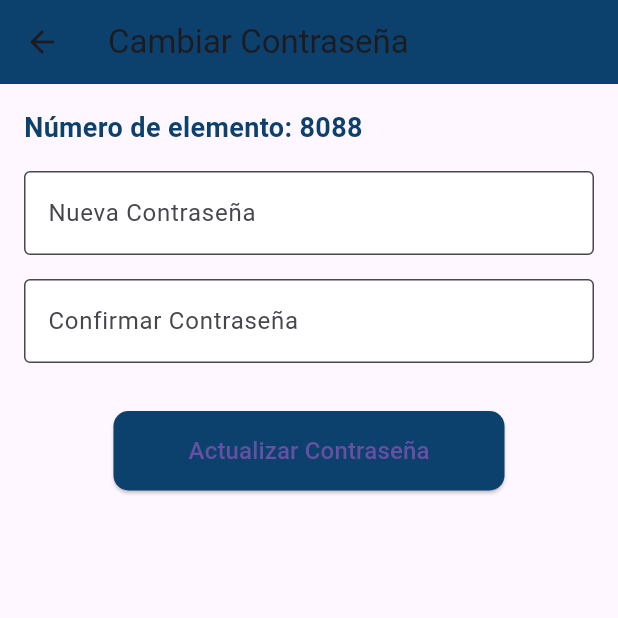
After one commit to ReplacedSpace17/Segucom_mobile_app, a Flutter app: the MenuScreen screen opened directly, item 2 of the bottom bar chosen, after a tap on "Cambiar Contraseña", on a phone screen of 412 x 824 dp, the top half of it. The commit adds this screen. Run offline on Flutter 3.47's test engine with Material 3 defaults, Android fonts, the phone set to English and light mode, and no system bars; our stand-ins replace device_info_plus, geolocator, image_picker, just_audio, permission_handler, shared_preferences and 2 more; missing offline and left inert: flutter_barcode_scanner, flutter_ffmpeg, flutter_sound, flutter_webrtc, flutter_webview_plugin; accounts and stored records are empty; network calls fail.

Commit message:
chore: Actualizar AndroidManifest.xml y Home_menu.dart

```diff
--- a/lib/main.dart
+++ b/lib/main.dart
@@ -1,5 +1,5 @@
 import 'package:flutter/material.dart';
-import 'screens/App.dart';
+
 import 'screens/Login/login_screen.dart';
 import 'screens/Register/register_screen.dart';
 import 'screens/Config/ScreenBackendConfig.dart';
--- a/lib/screens/Home/Home_menu.dart
+++ b/lib/screens/Home/Home_menu.dart
@@ -29,6 +29,10 @@ class _MenuScreenState extends State<MenuScreen> {
   String _tel = '';
   int _selectedIndex = 0;
 
+  //numero de consignas y boletines no leidos
+  int _numConsignas = 0;
+  int _numBoletines = 0;
+
   @override
   void initState() {
     super.initState();
@@ -38,6 +42,35 @@ class _MenuScreenState extends State<MenuScreen> {
     _loadNombre();
     _loadTelefono();
     _loadNumElemento();
+    //obtener notificaciones
+    //obtener notificaciones
+    _getNotifications();
+
+  }
+
+  Future<void> _getNotifications() async {
+    final SharedPreferences prefs = await SharedPreferences.getInstance();
+    String Numero_elemento = prefs.getString('NumeroElemento') ?? '';
+
+   final url = Uri.parse(
+          ConfigBackend.backendUrl + '/segucom/api/user/boletines/' + Numero_elemento);
+     //imprimir a consola la url
+      print(url);
+      final response = await http.get(
+        url,
+        headers: {'Content-Type': 'application/json'});
+      if (response.statusCode == 200) {
+        //obtener el cuerpo de la respuesta
+        final body = jsonDecode(response.body);
+        print(body);
+        //set a numConsignas y numBoletines
+        setState(() {
+          _numConsignas = body['Consignas'];
+          _numBoletines = body['Boletines'];
+        });
+      } else {
+        print('Error al enviar ubicación: ${response.statusCode}');
+      }
   }
 
   void _loadNombre() async {
@@ -52,6 +85,7 @@ class _MenuScreenState extends State<MenuScreen> {
     setState(() {
       _numElemento = prefs.getString('NumeroElemento') ?? '';
     });
+
   }
 
   void _loadTelefono() async {
@@ -152,20 +186,20 @@ class _MenuScreenState extends State<MenuScreen> {
         // Navegar a la pantalla de inicio si es necesario
         break;
       case 1:
-        Navigator.pushReplacement(
+        Navigator.push(
           context,
           MaterialPageRoute(builder: (context) => PerfilScreen()),
         );
         break;
       case 2:
-        Navigator.pushReplacement(
+        Navigator.push(
           context,
           MaterialPageRoute(builder: (context) => ChatListScreen()),
         );
         break;
       case 3:
         // Navegar a la pantalla de ajustes si es necesario
-        Navigator.pushReplacement(
+        Navigator.push(
           context,
           MaterialPageRoute(
               builder: (context) => WebViewScreen(
@@ -224,7 +258,7 @@ class _MenuScreenState extends State<MenuScreen> {
                   children: [
                     _buildMenuItem(
                       'Boletinaje',
-                      '',
+                      '$_numBoletines no leídos',
                       'lib/assets/icons/alertas.png',
                       Colors.blue,
                       'Descripción de boletinaje',
@@ -243,7 +277,7 @@ class _MenuScreenState extends State<MenuScreen> {
 
                     _buildMenuItem(
                       'Consignas',
-                      '',
+                      '$_numConsignas no leídas',
                       'lib/assets/icons/admin.png',
                       Colors.green,
                       'Descripción de consignas',
@@ -275,7 +309,7 @@ class _MenuScreenState extends State<MenuScreen> {
                             builder: (context) => WebViewScreen(
                               url:
                                   'https://www.segucom.mx/web/grid_INFORME_MOVIL/?xElemen=$_numElemento',
-                              title: 'QR',
+                              title: 'Informe Policial',
                             ),
                           ),
                         );
@@ -295,7 +329,7 @@ class _MenuScreenState extends State<MenuScreen> {
                             builder: (context) => WebViewScreen(
                               url:
                                   'https://segucom.mx/web/grid_QRElemento_MOVIL/?xElemen=$_numElemento',
-                              title: 'QR',
+                              title: 'Mi QR',
                             ),
                           ),
                         );
@@ -376,7 +410,7 @@ class _MenuScreenState extends State<MenuScreen> {
                 subtitle,
                 style: TextStyle(color: Colors.grey[600]),
               ),
-            SizedBox(height: 30), // Espacio entre el título y la descripción
+            SizedBox(height: 20), // Espacio entre el título y la descripción
             Text(
               description,
               style: TextStyle(
--- a/lib/screens/Mi_perfil/ScreenPerfil.dart
+++ b/lib/screens/Mi_perfil/ScreenPerfil.dart
@@ -5,12 +5,11 @@ import 'package:segucom_app/screens/Home/Home_menu.dart';
 import 'dart:convert';
 import 'dart:async';
 import '../../configBackend.dart';
-// Importa la nueva pantalla WebView
 import 'package:intl/intl.dart';
-
 import 'package:shared_preferences/shared_preferences.dart';
 import '../Login/login_screen.dart';
 import '../Message/ScreenListChats.dart';
+import 'UpdatePassword.dart'; // Importa la nueva pantalla
 
 class PerfilScreen extends StatefulWidget {
   @override
@@ -149,10 +148,9 @@ class _PerfilScreenState extends State<PerfilScreen> {
     switch (index) {
       case 0:
         Navigator.pushReplacement(
-  context,
-  MaterialPageRoute(builder: (context) => MenuScreen()),
-);
-
+          context,
+          MaterialPageRoute(builder: (context) => MenuScreen()),
+        );
         break;
       case 1:
         // Navegar a la pantalla de perfil si es necesario
@@ -198,7 +196,6 @@ class _PerfilScreenState extends State<PerfilScreen> {
                         color: Color(0xFF3F3F3F),
                       ),
                     ),
-
                   ],
                 ),
               ),
@@ -223,6 +220,19 @@ class _PerfilScreenState extends State<PerfilScreen> {
                         'Teléfono', _tel, 'lib/assets/icons/phone.png'),
                     _buildCardInformation('Contraseña', '*********',
                         'lib/assets/icons/password.png'),
+                    SizedBox(height: 10), // Espacio adicional entre las cards y el botón
+                    Center(
+                      child: ElevatedButton(
+                        onPressed: () {
+                          Navigator.push(
+                            context,
+                            MaterialPageRoute(
+                                builder: (context) => UpdatePasswordScreen("8088")),
+                          );
+                        },
+                        child: Text('Cambiar Contraseña'),
+                      ),
+                    ),
                   ],
                 ),
               ),
--- /dev/null
+++ b/lib/screens/Mi_perfil/UpdatePassword.dart
@@ -0,0 +1,112 @@
+import 'package:flutter/material.dart';
+
+class UpdatePasswordScreen extends StatefulWidget {
+  final String numeroElemento;
+
+  UpdatePasswordScreen(this.numeroElemento);
+
+  @override
+  _UpdatePasswordScreenState createState() => _UpdatePasswordScreenState();
+}
+
+class _UpdatePasswordScreenState extends State<UpdatePasswordScreen> {
+  final _formKey = GlobalKey<FormState>();
+  final TextEditingController _passwordController = TextEditingController();
+  final TextEditingController _confirmPasswordController = TextEditingController();
+
+  String? _validatePassword(String? value) {
+    if (value == null || value.isEmpty) {
+      return 'La contraseña no puede estar vacía';
+    } else if (value.length < 8 || value.length > 12) {
+      return 'La contraseña debe tener entre 8 y 12 caracteres';
+    } else if (!RegExp(r'(?=.*[A-Z])').hasMatch(value)) {
+      return 'La contraseña debe tener al menos una letra mayúscula';
+    } else if (!RegExp(r'(?=.*\d)').hasMatch(value)) {
+      return 'La contraseña debe tener al menos un número';
+    }
+    return null;
+  }
+
+  @override
+  Widget build(BuildContext context) {
+    return Scaffold(
+      appBar: AppBar(
+        title: Text('Cambiar Contraseña'),
+        backgroundColor: Color(0xFF0B416C),
+      ),
+      body: Padding(
+        padding: const EdgeInsets.all(16.0),
+        child: Form(
+          key: _formKey,
+          child: Column(
+            crossAxisAlignment: CrossAxisAlignment.start,
+            children: <Widget>[
+              Text(
+                'Número de elemento: ${widget.numeroElemento}',
+                style: TextStyle(
+                  fontSize: 18,
+                  fontWeight: FontWeight.bold,
+                  color: Color(0xFF0B416C),
+
+                ),
+              ),
+              SizedBox(height: 16),
+              TextFormField(
+                controller: _passwordController,
+                obscureText: true,
+                decoration: InputDecoration(
+                  labelText: 'Nueva Contraseña',
+                  border: OutlineInputBorder(),
+                  filled: true,
+                  fillColor: Colors.white,
+                ),
+                validator: _validatePassword,
+              ),
+              SizedBox(height: 16),
+              TextFormField(
+                controller: _confirmPasswordController,
+                obscureText: true,
+                decoration: InputDecoration(
+                  labelText: 'Confirmar Contraseña',
+                  border: OutlineInputBorder(),
+                  filled: true,
+                  fillColor: Colors.white,
+                ),
+                validator: (String? value) {
+                  if (value != _passwordController.text) {
+                    return 'Las contraseñas no coinciden';
+                  }
+                  return null;
+                },
+              ),
+              SizedBox(height: 32),
+              Center(
+                child: ElevatedButton(
+                  style: ElevatedButton.styleFrom(
+                    padding: EdgeInsets.symmetric(horizontal: 50, vertical: 15), backgroundColor: Color(0xFF0B416C),
+
+                    shape: RoundedRectangleBorder(
+                      borderRadius: BorderRadius.circular(10),
+
+                    ),
+
+                  ),
+                  onPressed: () {
+                    if (_formKey.currentState!.validate()) {
+                      // Lógica para cambiar la contraseña
+                      print('Contraseña cambiada exitosamente');
+                    }
+                  },
+                  child: Text(
+                    'Actualizar Contraseña',
+                    style: TextStyle(fontSize: 16),
+                  ),
+                ),
+              ),
+            ],
+          ),
+        ),
+      ),
+    );
+  }
+}
```
Also changed, not shown: lib/screens/Login/login_screen.dart (+24 -12 lines), lib/screens/Message/Chat.dart (+117 -14 lines), pubspec.yaml (+6 -2 lines), lib/Services_background/button_panico_service.dart (added), pubspec.lock, 3 other files.
